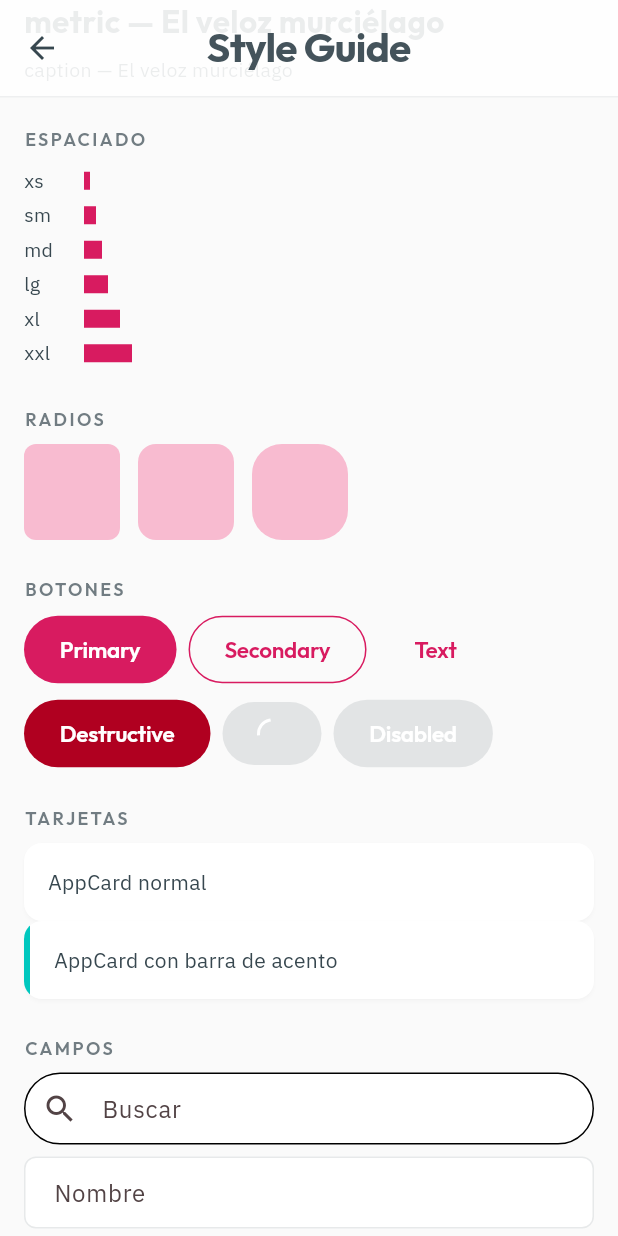
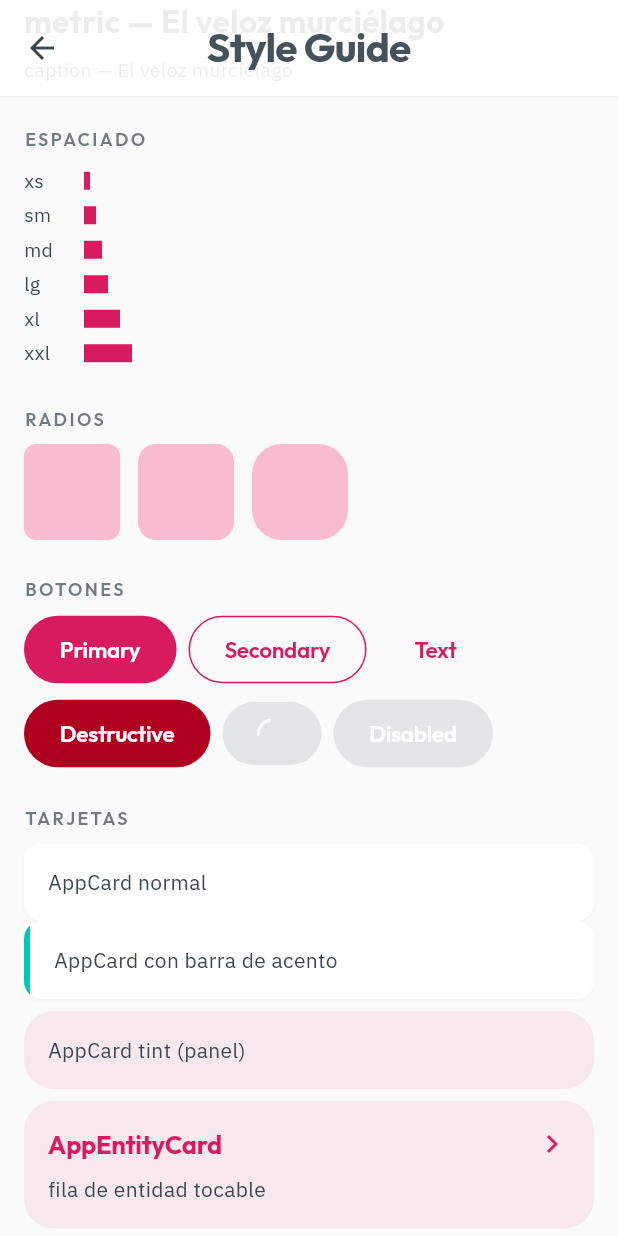
Before and after one commit to TheJulianAlva/project-mmh, a Flutter app: the StyleGuideScreen screen opened directly, scrolled down 576 dp, on a phone screen of 412 x 824 dp. Run offline on Flutter 3.47's test engine with Material 3 defaults, Android fonts, the phone set to English and light mode, and no system bars; drawn by our look-alikes of flutter_form_builder; our stand-ins replace flutter_local_notifications, flutter_riverpod, flutter_timezone, form_builder_validators, freezed_annotation, go_router and 6 more; accounts and stored records are empty.

Commit message:
feat: AppCard con fondo tintado y AppEntityCard para ítems de lista

```diff
--- a/code/project_mmh/lib/core/presentation/widgets/app_card.dart
+++ b/code/project_mmh/lib/core/presentation/widgets/app_card.dart
@@ -12,12 +12,17 @@ class AppCard extends StatelessWidget {
     super.key,
     required this.child,
     this.accentColor,
+    this.tint,
     this.onTap,
     this.padding,
-  });
+  }) : assert(
+         accentColor == null || tint == null,
+         'AppCard: accentColor y tint son mutuamente excluyentes',
+       );
 
   final Widget child;
   final Color? accentColor;
+  final Color? tint;
   final VoidCallback? onTap;
   final EdgeInsetsGeometry? padding;
 
@@ -30,19 +35,28 @@ class AppCard extends StatelessWidget {
       child: child,
     );
 
+    final tinted = tint != null;
+    final bgColor =
+        tinted
+            ? tint!.withValues(
+              alpha: isDark ? AppOpacity.subtle : AppOpacity.hairline,
+            )
+            : scheme.surface;
+    final radius = tinted ? AppRadii.lgAll : AppRadii.mdAll;
+
     return Material(
-      color: scheme.surface,
-      borderRadius: AppRadii.mdAll,
+      color: bgColor,
+      borderRadius: radius,
       clipBehavior: Clip.antiAlias,
-      elevation: isDark ? 0 : 1,
+      elevation: tinted ? 0 : (isDark ? 0 : 1),
       shadowColor: Colors.black.withValues(alpha: AppOpacity.subtle),
       child: InkWell(
         onTap: onTap,
         child: DecoratedBox(
           decoration: BoxDecoration(
-            borderRadius: AppRadii.mdAll,
+            borderRadius: radius,
             border:
-                isDark
+                isDark && !tinted
                     ? Border.all(
                       color: scheme.onSurface.withValues(
                         alpha: AppOpacity.hairline,
--- /dev/null
+++ b/code/project_mmh/lib/core/presentation/widgets/app_entity_card.dart
@@ -0,0 +1,68 @@
+import 'package:flutter/material.dart';
+import 'package:project_mmh/core/presentation/widgets/app_card.dart';
+import 'package:project_mmh/core/theme/app_spacing.dart';
+import 'package:project_mmh/core/theme/app_typography.dart';
+
+/// Tarjeta de fila de entidad tocable: fondo tintado con `primary`, sin
+/// sombra ni barra de acento, título en color de marca y chevron final.
+/// Uso: ítems de lista que navegan a un detalle. Para superficies neutras
+/// usa `AppCard`; para paneles tintados no tocables usa `AppCard(tint:)`.
+/// Depende de: AppCard, AppText, AppSpacing, ColorScheme.
+class AppEntityCard extends StatelessWidget {
+  const AppEntityCard({
+    super.key,
+    required this.title,
+    required this.child,
+    this.onTap,
+    this.leading,
+    this.trailing,
+  });
+
+  final String title;
+  final Widget child;
+  final VoidCallback? onTap;
+  final Widget? leading;
+  final Widget? trailing;
+
+  @override
+  Widget build(BuildContext context) {
+    final scheme = Theme.of(context).colorScheme;
+    final effectiveTrailing =
+        trailing ??
+        (onTap != null
+            ? Icon(Icons.chevron_right, color: scheme.primary)
+            : null);
+
+    return AppCard(
+      tint: scheme.primary,
+      onTap: onTap,
+      child: Column(
+        crossAxisAlignment: CrossAxisAlignment.start,
+        children: [
+          Row(
+            children: [
+              if (leading != null) ...[
+                leading!,
+                const SizedBox(width: AppSpacing.md),
+              ],
+              Expanded(
+                child: Text(
+                  title,
+                  style: AppText.cardTitle.copyWith(
+                    color: scheme.primary,
+                    fontWeight: FontWeight.w700,
+                  ),
+                  maxLines: 1,
+                  overflow: TextOverflow.ellipsis,
+                ),
+              ),
+              if (effectiveTrailing != null) effectiveTrailing,
+            ],
+          ),
+          const SizedBox(height: AppSpacing.sm),
+          child,
+        ],
+      ),
+    );
+  }
+}
--- a/code/project_mmh/lib/features/dev/presentation/style_guide_screen.dart
+++ b/code/project_mmh/lib/features/dev/presentation/style_guide_screen.dart
@@ -2,6 +2,7 @@ import 'package:flutter/material.dart';
 import 'package:flutter_form_builder/flutter_form_builder.dart';
 import 'package:project_mmh/core/presentation/widgets/app_button.dart';
 import 'package:project_mmh/core/presentation/widgets/app_card.dart';
+import 'package:project_mmh/core/presentation/widgets/app_entity_card.dart';
 import 'package:project_mmh/core/presentation/widgets/app_confirm.dart';
 import 'package:project_mmh/core/presentation/widgets/app_date_time_sheet.dart';
 import 'package:project_mmh/core/presentation/widgets/app_empty_state.dart';
@@ -129,6 +130,17 @@ class StyleGuideScreen extends StatelessWidget {
                 accentColor: Color(0xFF00C7BE),
                 child: Text('AppCard con barra de acento'),
               ),
+              const SizedBox(height: AppSpacing.sm),
+              const AppCard(
+                tint: Color(0xFFD81B60),
+                child: Text('AppCard tint (panel)'),
+              ),
+              const SizedBox(height: AppSpacing.sm),
+              AppEntityCard(
+                title: 'AppEntityCard',
+                onTap: () {},
+                child: const Text('fila de entidad tocable'),
+              ),
 
               const AppSectionHeader('Campos'),
               const AppSearchField(),
```
Also changed, not shown: 2 other files.
